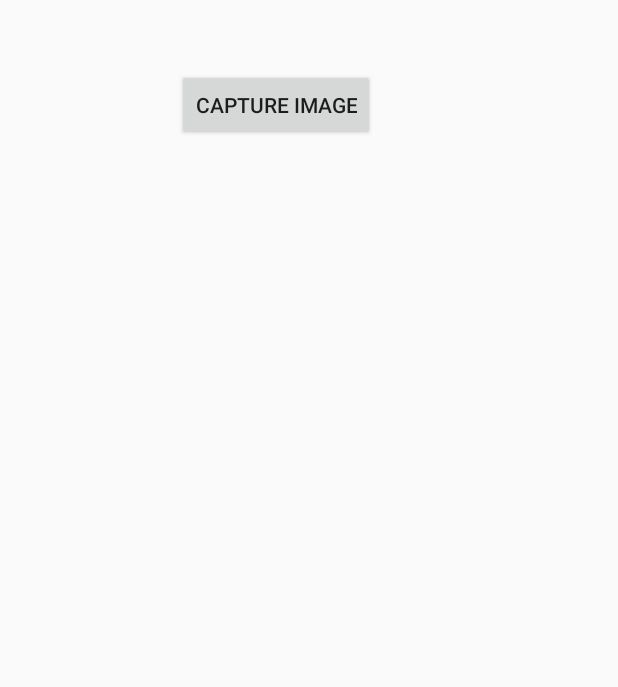
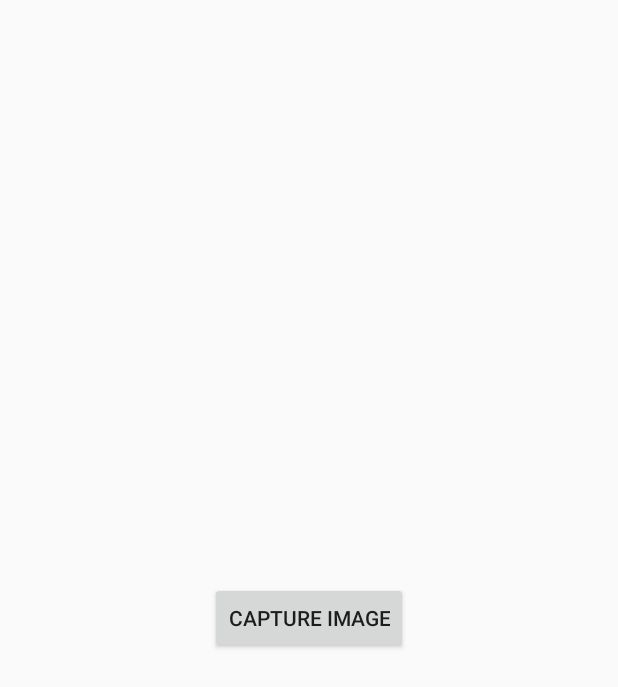
Before and after one commit to kkneha/tenderfarm, an Android app: the layout activity_detect_disease.xml on its own in the app's theme, with its tools: preview values and no code run, on a phone screen of 412 x 824 dp. Shown: the top 687 px of the screen. Run offline under Robolectric (Android 15) with nearby library versions, the phone set to English and light mode, and no system bars; Roboto replaces fonts that are not available here.

Commit message:
small changes

```diff
--- a/app/src/main/java/com/example/tenderfarm1/MainActivity.java
+++ b/app/src/main/java/com/example/tenderfarm1/MainActivity.java
@@ -9,7 +9,7 @@ import androidx.appcompat.app.AppCompatActivity;
 
 public class MainActivity extends AppCompatActivity {
 
-    private Button home_log_button,home_reg_button;
+    public Button home_log_button,home_reg_button;
 
     @Override
     protected void onCreate(Bundle savedInstanceState) {
--- a/app/src/main/res/layout/activity_detect_disease.xml
+++ b/app/src/main/res/layout/activity_detect_disease.xml
@@ -10,10 +10,10 @@
         android:id="@+id/button"
         android:layout_width="wrap_content"
         android:layout_height="wrap_content"
-        android:layout_marginStart="118dp"
-        android:layout_marginTop="46dp"
         android:onClick="gotocaptureImage"
-        android:text="Capture Image"
+        android:text="@string/capture_image"
+        app:layout_constraintBottom_toBottomOf="parent"
+        app:layout_constraintEnd_toEndOf="parent"
         app:layout_constraintStart_toStartOf="parent"
         app:layout_constraintTop_toTopOf="parent" />
 </androidx.constraintlayout.widget.ConstraintLayout>
--- a/app/src/main/res/layout/activity_main.xml
+++ b/app/src/main/res/layout/activity_main.xml
@@ -15,6 +15,7 @@
         android:layout_marginLeft="120dp"
         android:layout_marginTop="10dp"
         android:layout_marginRight="120dp"
+        android:contentDescription="@string/logo"
         app:srcCompat="@drawable/logo" />
 
     <Button
@@ -25,7 +26,7 @@
         android:layout_marginTop="450dp"
         android:layout_marginRight="100dp"
         android:background="@drawable/buttons"
-        android:text="LOGIN" />
+        android:text="@string/LOGIN" />
 
     <Button
         android:id="@+id/main_reg_button"
@@ -35,6 +36,6 @@
         android:layout_marginTop="520dp"
         android:layout_marginRight="100dp"
         android:background="@drawable/buttons"
-        android:text="REGISTER" />
+        android:text="@string/REGISTER" />
 
 </RelativeLayout>
--- a/app/src/main/res/values/strings.xml
+++ b/app/src/main/res/values/strings.xml
@@ -1,3 +1,8 @@
 <resources>
     <string name="app_name">Tenderfarm1</string>
+    <string name="LOGIN">LOGIN</string>
+    <string name="REGISTER">REGISTER</string>
+    <string name="logo">Logo</string>
+    <string name="capture_image">Capture Image</string>
+
 </resources>
```
Also changed, not shown: app/src/main/AndroidManifest.xml (+7 -6 lines).
